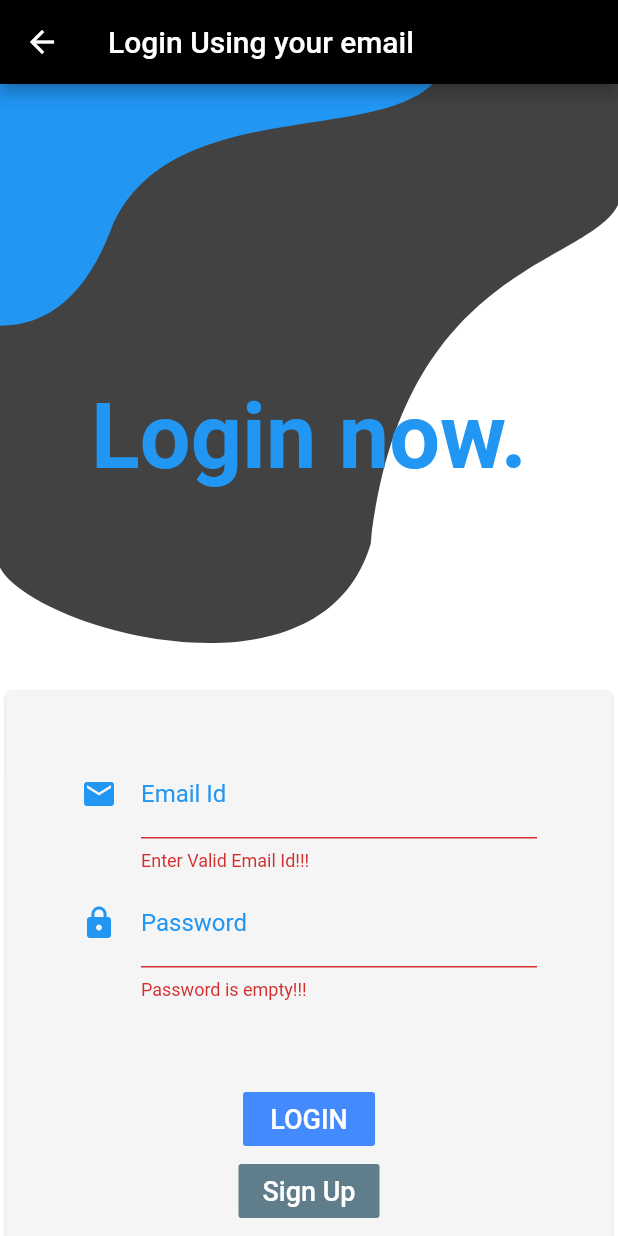
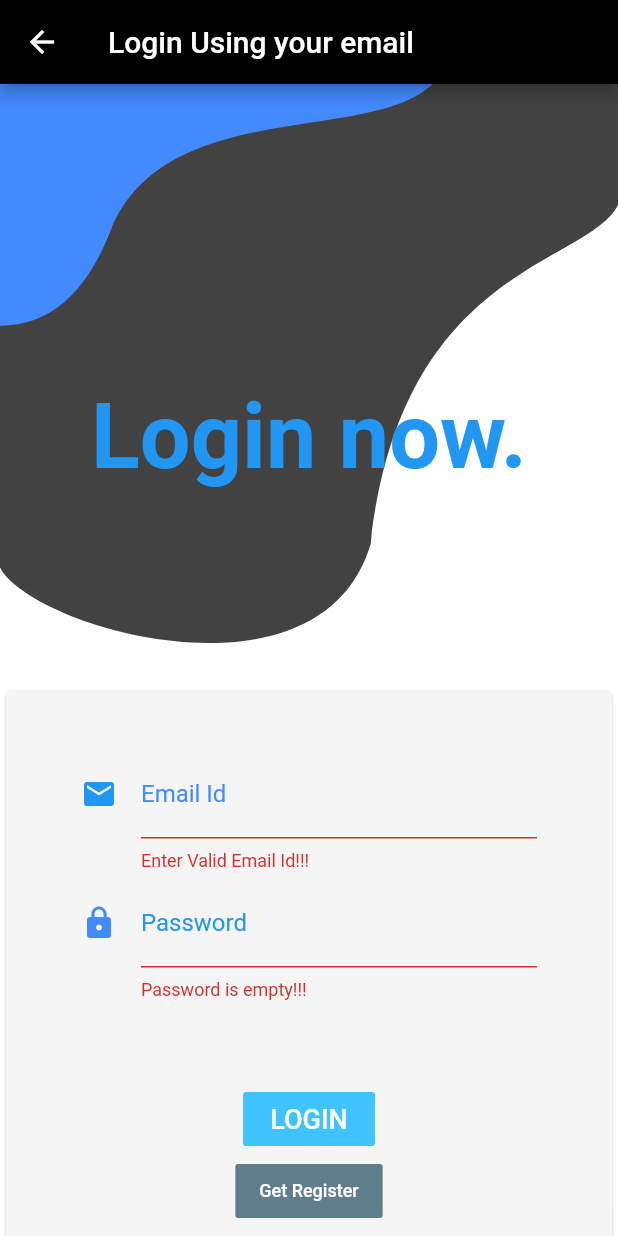
Before and after one commit to PranavKapoor28/Expense-Tracker, a Flutter app: the screen it shows after launch, after a tap on "Sign in with email", on a phone screen of 412 x 824 dp. Run offline on Flutter 3.47's test engine with Material 2 defaults, Android fonts, the phone set to English and light mode, and no system bars; our stand-ins replace firebase_auth, firebase_database, google_sign_in, share; missing offline and left inert: flutter_auth_buttons, flutter_facebook_login; accounts and stored records are empty.

Commit message:
Fixed Login Authentication and Integrated firebase database wth the app.

```diff
--- a/lib/Category/EveningCategory/EveningAcoount.dart
+++ b/lib/Category/EveningCategory/EveningAcoount.dart
@@ -54,6 +54,7 @@ class _MyHomePageState extends State<EveningAccountDashboard> implements AddUser
     return new Scaffold(
       appBar: new AppBar(
         title: _buildTitle(context),
+
       ),
       body: new FirebaseAnimatedList(
         key: new ValueKey<bool>(_anchorToBottom),
--- a/lib/Category/EveningCategory/eveningCategory.dart
+++ b/lib/Category/EveningCategory/eveningCategory.dart
@@ -14,6 +14,11 @@ class TabBarEvening extends StatelessWidget {
         length: 2,
         child: Scaffold(
           appBar: AppBar(
+            automaticallyImplyLeading: true,
+            leading:IconButton(
+              icon: Icon(Icons.arrow_back),
+              onPressed:() => Navigator.pop(context,false),
+            ),
             bottom: TabBar(
               tabs: [
                 Tab(icon: Icon(Icons.supervised_user_circle)),
--- a/lib/Category/MorningCategory/MorningCategory.dart
+++ b/lib/Category/MorningCategory/MorningCategory.dart
@@ -14,6 +14,11 @@ class TabBarDemo extends StatelessWidget {
         length: 2,
         child: Scaffold(
           appBar: AppBar(
+            automaticallyImplyLeading: true,
+            leading:IconButton(
+              icon: Icon(Icons.arrow_back),
+              onPressed:() => Navigator.pop(context,false),
+            ),
             bottom: TabBar(
               tabs: [
                 Tab(icon: Icon(Icons.supervised_user_circle)),
--- a/lib/Order/EveningOrder/EveningOrdersList.dart
+++ b/lib/Order/EveningOrder/EveningOrdersList.dart
@@ -9,8 +9,7 @@ class EveningOrdersList extends StatefulWidget {
   _EveningOrdersListState createState() => new _EveningOrdersListState();
 }
 
-final notesReference =
-FirebaseDatabase.instance.reference().child('user').child('Evening').child('Customers').child('Orders');
+final notesReference = FirebaseDatabase.instance.reference().child('user').child('Orders');
 
 class _EveningOrdersListState extends State<EveningOrdersList> {
   List<EveningOrder> items;
@@ -41,8 +40,14 @@ class _EveningOrdersListState extends State<EveningOrdersList> {
       title: 'Customer Details',
       home: Scaffold(
         appBar: AppBar(
+          automaticallyImplyLeading: true,
+          leading:IconButton(
+            icon: Icon(Icons.arrow_back),
+            onPressed:() => Navigator.pop(context,false),
+          ),
           title: Text('Add Quantity and Price'),
           backgroundColor: Colors.blue,
+
         ),
         body: Center(
           child: ListView.builder(
@@ -65,14 +70,18 @@ class _EveningOrdersListState extends State<EveningOrdersList> {
                               fontWeight: FontWeight.bold,
                             ),
                           ),
-                          SizedBox(height: 50,),
+                          SizedBox(
+                            height: 50,
+                          ),
                           Text(
                             '${items[position].price}',
                             style: TextStyle(fontSize: 14.0),
                           )
                         ]),
                       ),
-                      SizedBox(width: 100,),
+                      SizedBox(
+                        width: 100,
+                      ),
                       Align(
                         alignment: Alignment.topRight,
                         child: Column(
@@ -82,7 +91,8 @@ class _EveningOrdersListState extends State<EveningOrdersList> {
                                 Icons.edit,
                                 color: const Color(0xFF167F67),
                               ),
-                              onPressed: () => _navigateToNote(context, items[position]),
+                              onPressed: () =>
+                                  _navigateToNote(context, items[position]),
                             ),
                             CircleAvatar(
                               maxRadius: 20.0,
@@ -93,11 +103,9 @@ class _EveningOrdersListState extends State<EveningOrdersList> {
                                       context, items[position], position)),
                             ),
                           ],
-
                         ),
                       ),
                     ],
-
                   ),
                 );
               }),
@@ -118,14 +126,15 @@ class _EveningOrdersListState extends State<EveningOrdersList> {
 
   void _onNoteUpdated(Event event) {
     var oldNoteValue =
-    items.singleWhere((order) => order.id == event.snapshot.key);
+        items.singleWhere((order) => order.id == event.snapshot.key);
     setState(() {
       items[items.indexOf(oldNoteValue)] =
-      new EveningOrder.fromSnapshot(event.snapshot);
+          new EveningOrder.fromSnapshot(event.snapshot);
     });
   }
 
-  void _deleteNote(BuildContext context,EveningOrder order, int position) async {
+  void _deleteNote(
+      BuildContext context, EveningOrder order, int position) async {
     await notesReference.child(order.id).remove().then((_) {
       setState(() {
         items.removeAt(position);
@@ -143,7 +152,8 @@ class _EveningOrdersListState extends State<EveningOrdersList> {
   void _createNewNote(BuildContext context) async {
     await Navigator.push(
       context,
-      MaterialPageRoute(builder: (context) => EveningOrderScreen(EveningOrder(null, '', ''))),
+      MaterialPageRoute(
+          builder: (context) => EveningOrderScreen(EveningOrder(null, '', ''))),
     );
   }
 }
--- a/lib/Order/EveningOrder/EveningOrders_screen.dart
+++ b/lib/Order/EveningOrder/EveningOrders_screen.dart
@@ -1,3 +1,5 @@
+import 'dart:io';
+
 import 'package:flutter/material.dart';
 import 'package:firebase_database/firebase_database.dart';
 
@@ -12,7 +14,7 @@ class EveningOrderScreen extends StatefulWidget {
 }
 
 final notesReference =
-FirebaseDatabase.instance.reference().child('user').child('Evening').child('Customers').child('Orders');
+FirebaseDatabase.instance.reference().child('user').child('Orders');
 
 class _EveningOrderScreenState extends State<EveningOrderScreen> {
   TextEditingController _quantityController;
@@ -29,7 +31,12 @@ class _EveningOrderScreenState extends State<EveningOrderScreen> {
   @override
   Widget build(BuildContext context) {
     return Scaffold(
-      appBar: AppBar(title: Text('Orders')),
+      appBar: AppBar(title: Text('Orders'),
+    leading: IconButton(icon:Icon(Icons.arrow_back),
+    //onPressed:() => Navigator.pop(context, false),
+    onPressed:() => exit(0),
+    )
+      ),
       body: Container(
         margin: EdgeInsets.all(15.0),
         alignment: Alignment.center,
--- a/lib/Order/MorningOrders/MorningOrdersList.dart
+++ b/lib/Order/MorningOrders/MorningOrdersList.dart
@@ -43,6 +43,11 @@ class _MorningOrdersListState extends State<MorningOrdersList> {
         appBar: AppBar(
           title: Text('Add Quantity and Price'),
           backgroundColor: Colors.blue,
+          automaticallyImplyLeading: true,
+          leading:IconButton(
+            icon: Icon(Icons.arrow_back),
+            onPressed:() => Navigator.pop(context,false),
+          ),
         ),
         body: Center(
           child: ListView.builder(
--- a/lib/login_screens/login_screen.dart
+++ b/lib/login_screens/login_screen.dart
@@ -1,7 +1,6 @@
-import 'file:///C:/Users/Pranav%20kapoor/AndroidStudioProjects/Internship%20apps/ecommerce_buisness_tech/lib/Category/categories.dart';
+import 'package:ecommerce_buisness_tech/Category/categories.dart';
+import 'package:ecommerce_buisness_tech/login_screens/registration_page.dart';
 import 'package:firebase_auth/firebase_auth.dart';
-import 'package:flutter/foundation.dart';
-import 'registration_page.dart';
 import 'package:flutter/cupertino.dart';
 import 'package:flutter/material.dart';
 import 'package:flutter/services.dart';
@@ -41,7 +40,10 @@ class _LoginPageState extends State<LoginPage> {
                   new Text(
                     "Login now.",
                     textScaleFactor: 3.0,
-                style: TextStyle(color: Colors.blue, fontWeight:FontWeight.bold,fontSize: 20),
+                    style: TextStyle(
+                        color: Colors.blue,
+                        fontWeight: FontWeight.bold,
+                        fontSize: 20),
                   ),
                   SizedBox(height:130),
                   Card(
@@ -80,7 +82,7 @@ class _LoginPageState extends State<LoginPage> {
                                       ),
                                       fillColor: Colors.white,
                                       labelStyle: TextStyle(
-                                    color: Colors.blue,
+                                        color: Colors.blueAccent,
                                       ),
                                     ),
                                   ),
@@ -98,13 +100,13 @@ class _LoginPageState extends State<LoginPage> {
                                     decoration: InputDecoration(
                                       focusedBorder: new UnderlineInputBorder(
                                           borderSide: new BorderSide(
-                                          color: Colors.blue,
+                                              color: Colors.blueAccent,
                                               width: 2,
                                               style: BorderStyle.solid)),
                                       labelText: "Password",
                                       icon: Icon(
                                         Icons.lock,
-                                    color: Colors.blue,
+                                        color: Colors.blueAccent,
                                       ),
                                       fillColor: Colors.white,
                                       labelStyle: TextStyle(
@@ -119,7 +121,7 @@ class _LoginPageState extends State<LoginPage> {
                           (errorMessage != ''
                               ? Text(
                             errorMessage,
-                        style: TextStyle(color: Colors.red),
+                            style: TextStyle(color: Colors.lightBlueAccent),
                           )
                               : Container()),
 
@@ -132,15 +134,11 @@ class _LoginPageState extends State<LoginPage> {
                                 color: Colors.white,
                               ),
                             ),
-                              color: Colors.blueAccent,
+                            color: Colors.lightBlueAccent,
                             onPressed: () {
                               if (_formStateKey.currentState.validate()) {
                                 _formStateKey.currentState.save();
                                 signIn(_emailId, _password).then((user) {
-                                    Navigator.push(
-                                      context,
-                                      MaterialPageRoute(builder: (context) => Categories()),
-                                    );
                                   if (user != null) {
                                     print('Logged in successfully.');
                                     setState(() {
@@ -148,6 +146,10 @@ class _LoginPageState extends State<LoginPage> {
                                       'Logged in successfully.\nYou can now navigate to Home Page.';
 
                                     });
+                                    Navigator.push(
+                                      context,
+                                      MaterialPageRoute(builder: (context) => Categories()),
+                                    );
                                   } else {
                                     print('Error while Login.');
                                   }
@@ -157,9 +159,9 @@ class _LoginPageState extends State<LoginPage> {
                           ),
                           FlatButton(
                             child: Text(
-                                'Sign Up',
+                              'Get Register',
                               style: TextStyle(
-                                  fontSize: 18,
+                                fontSize: 12,
                                 color: Colors.white,
                               ),
                             ),
@@ -273,7 +275,7 @@ class BackgroundSignIn extends CustomPainter {
         sw * 0.6, sh * 0.05, sw * 0.27, sh * 0.01, sw * 0.18, sh * 0.12);
     yellowWave.quadraticBezierTo(sw * 0.12, sh * 0.2, 0, sh * 0.2);
     yellowWave.close();
-    paint.color = Colors.blue;
+    paint.color = Colors.blueAccent;
     canvas.drawPath(yellowWave, paint);
   }
 
--- a/pubspec.yaml
+++ b/pubspec.yaml
@@ -32,7 +32,6 @@ dependencies:
   open_iconic_flutter: 0.3.0
   avatar_glow: ^1.1.0
   share: ^0.6.5
-  cloud_firestore: ^0.9.0
 
   # The following adds the Cupertino Icons font to your application.
   # Use with the CupertinoIcons class for iOS style icons.
```
Also changed, not shown: lib/Category/categories.dart (+26 -13 lines). Lines whose indentation alone changed are shown as unchanged.
